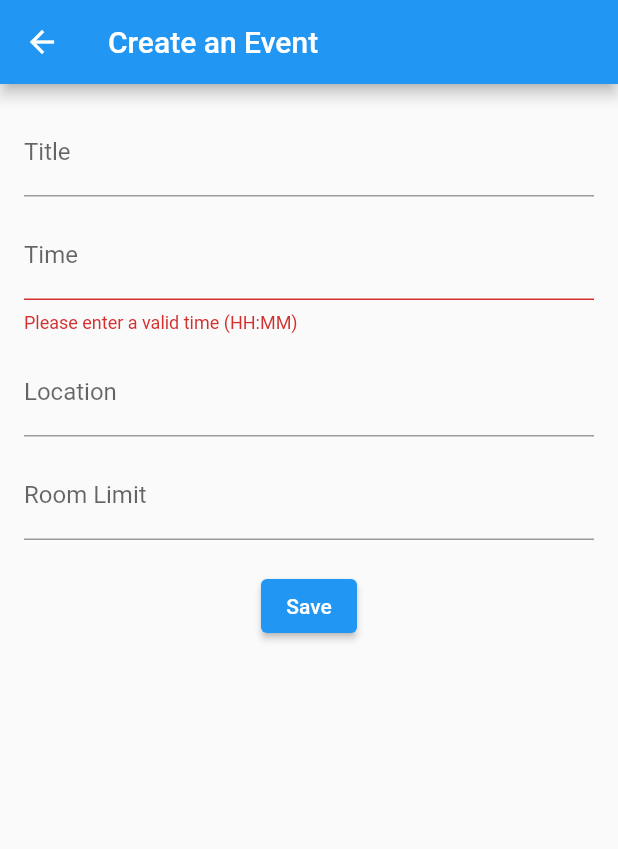
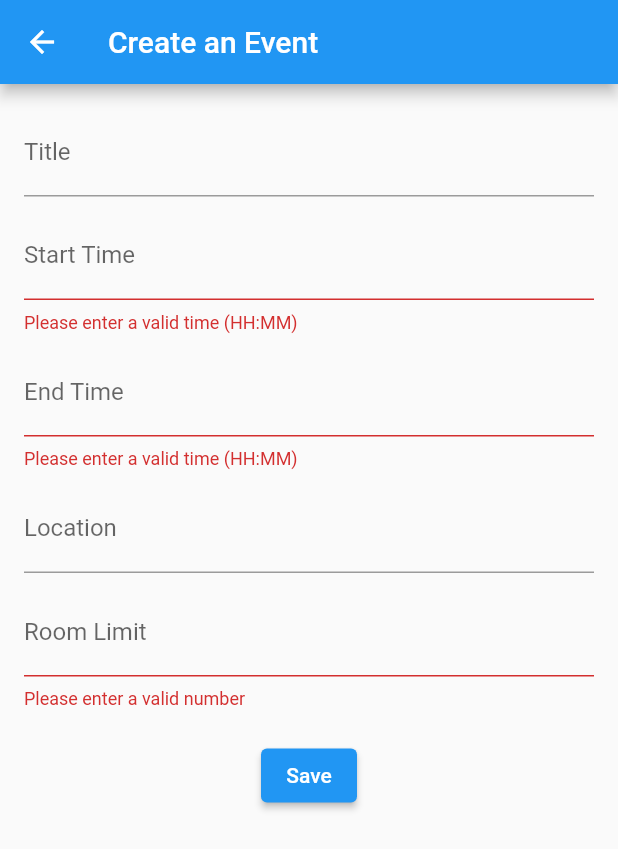
Before and after one commit to Eddz7/Study-Jam, a Flutter app: the CreateEventPage screen opened by its route, after a tap on "Save", on a phone screen of 412 x 824 dp. Shown: the top 849 px of the screen. Run offline on Flutter 3.47's test engine with Material 2 defaults, Android fonts, the phone set to English and light mode, and no system bars; our stand-ins replace cloud_firestore, firebase_auth, firebase_core; accounts and stored records are empty.

Commit message:
added errors for create event stuff

```diff
--- a/flutter_application_1/lib/main.dart
+++ b/flutter_application_1/lib/main.dart
@@ -254,32 +254,57 @@ class CreateEventPage extends StatefulWidget {
 
 class _CreateEventPageState extends State<CreateEventPage> {
   final TextEditingController titleController = TextEditingController();
-  final TextEditingController timeController = TextEditingController();
+  final TextEditingController startTimeController = TextEditingController();
+  final TextEditingController endTimeController = TextEditingController();
   final TextEditingController locationController = TextEditingController();
   final TextEditingController roomLimitController = TextEditingController();
-  String errorText = '';
+  String errorTextEndTime = '';
+  String errorTextStartTime = '';
+  String errorTextRoom = '';
 
   void saveEvent() {
   String title = titleController.text;
-    String time = timeController.text;
+  String startTime = startTimeController.text;
+  String endTime = endTimeController.text;
   String location = locationController.text;
   String roomLimit = roomLimitController.text;
 
-    if (!isValidTime(time)) {
   setState(() {
-        errorText = 'Please enter a valid time (HH:MM)';
+    errorTextStartTime = '';
+    errorTextEndTime = '';
+    errorTextRoom = '';
   });
+
+  if (!isValidTime(startTime)) {
+    setState(() {
+      errorTextStartTime = 'Please enter a valid time (HH:MM)';
+    });
+  }
+  if (!isValidTime(endTime)) {
+    setState(() {
+      errorTextEndTime = 'Please enter a valid time (HH:MM)';
+    });
+  }
+
+  if (!isNumber(roomLimit)) {
+    setState(() {
+      errorTextRoom = 'Please enter a valid number';
+    });
+  }
+
+  if (!isValidTime(startTime) || !isValidTime(endTime) || !isNumber(roomLimit)) {
     return;
   }
 
     // Add your event saving code here
-    print('Title: $title, Time: $time, Location: $location, Room Limit: $roomLimit');
+    print('Title: $title, Start Time: $startTime, End Time: $endTime, Location: $location, Room Limit: $roomLimit');
 
     final FirebaseFirestore firestore = FirebaseFirestore.instance;
 
     firestore.collection('events').add({
       'title': title,
-      'time': time,
+      'start_time': startTime,
+      'end_time': endTime,
       'location': location,
       'groupSize': roomLimit,
     });
@@ -294,7 +319,8 @@ class _CreateEventPageState extends State<CreateEventPage> {
       '/events',
       arguments: {
         'title': title,
-        'time': time,
+        'start_time': startTime,
+        'end_time': endTime,
         'location': location,
         'roomLimit': roomLimit,
       },
@@ -304,6 +330,11 @@ class _CreateEventPageState extends State<CreateEventPage> {
   bool isValidTime(String time) {
     RegExp timeRegex = RegExp(r'^([01]?[0-9]|2[0-3]):[0-5][0-9]$');
     return timeRegex.hasMatch(time);
+  }
+  bool isNumber(String value) {
+    if (value == null) return false;
+    final numericRegex = RegExp(r'^[0-9]+$');
+    return numericRegex.hasMatch(value);
   }
 
   @override
@@ -326,10 +357,18 @@ class _CreateEventPageState extends State<CreateEventPage> {
               ),
               SizedBox(height: 10),
               TextField(
-                controller: timeController,
+                controller: startTimeController,
                 decoration: InputDecoration(
-                  labelText: 'Time',
-                  errorText: errorText.isNotEmpty ? errorText : null,
+                  labelText: 'Start Time',
+                  errorText: errorTextStartTime.isNotEmpty ? errorTextStartTime : null,
+                ),
+              ),
+              SizedBox(height: 10),
+              TextField(
+                controller: endTimeController,
+                decoration: InputDecoration(
+                  labelText: 'End Time',
+                  errorText: errorTextEndTime.isNotEmpty ? errorTextEndTime : null,
                 ),
               ),
               SizedBox(height: 10),
@@ -344,6 +383,7 @@ class _CreateEventPageState extends State<CreateEventPage> {
                 controller: roomLimitController,
                 decoration: InputDecoration(
                   labelText: 'Room Limit',
+                  errorText: errorTextRoom.isNotEmpty ? errorTextRoom : null,
                 ),
               ),
               SizedBox(height: 20),
@@ -395,7 +435,7 @@ class EventsPage extends StatelessWidget {
                 subtitle: Column(
                 crossAxisAlignment: CrossAxisAlignment.start,
                 children: [
-                  Text('Time: ${eventDetails['time']}'),
+                  Text('Time: ${eventDetails['start_time']} - ${eventDetails['end_time']}'),
                   Text('Location: ${eventDetails['location']}'),
                   Text('Group Size: ${eventDetails['groupSize']}'),
                   ],
```
Lines whose indentation alone changed are shown as unchanged.
